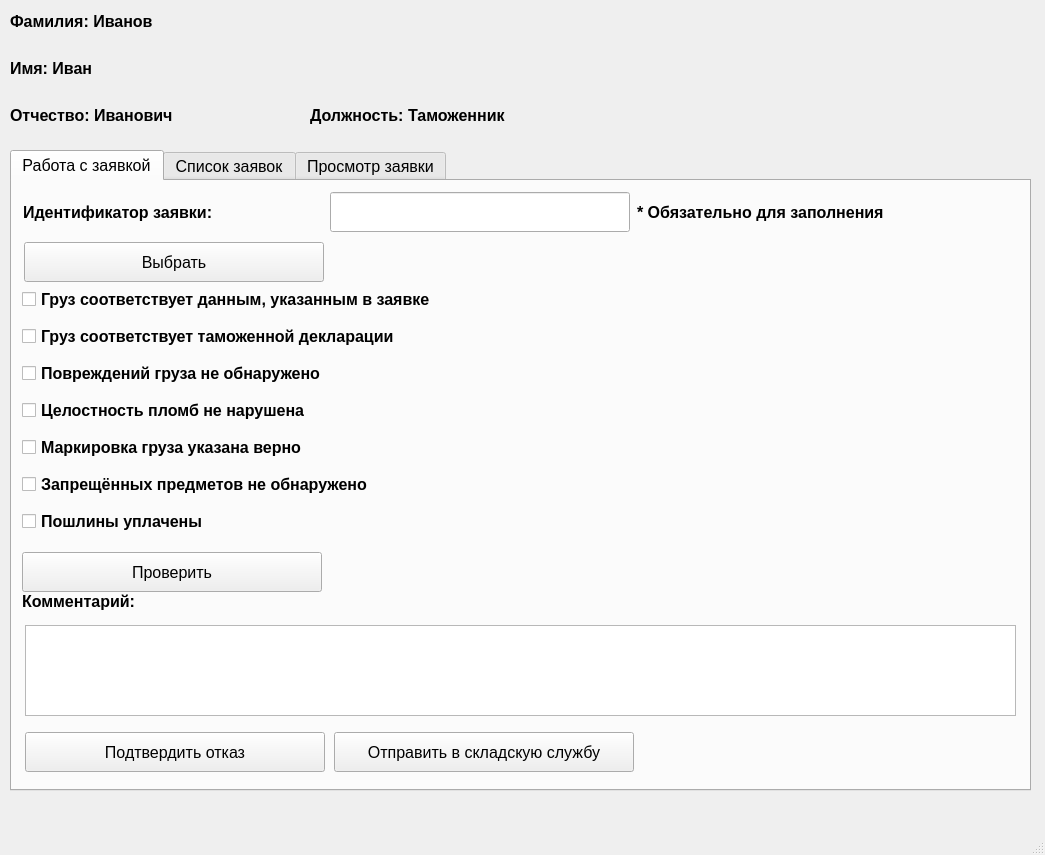
Before: the Qt Designer form searchwindow.ui in SevaKarlov2005/SeaportClient, drawn with Qt 5.
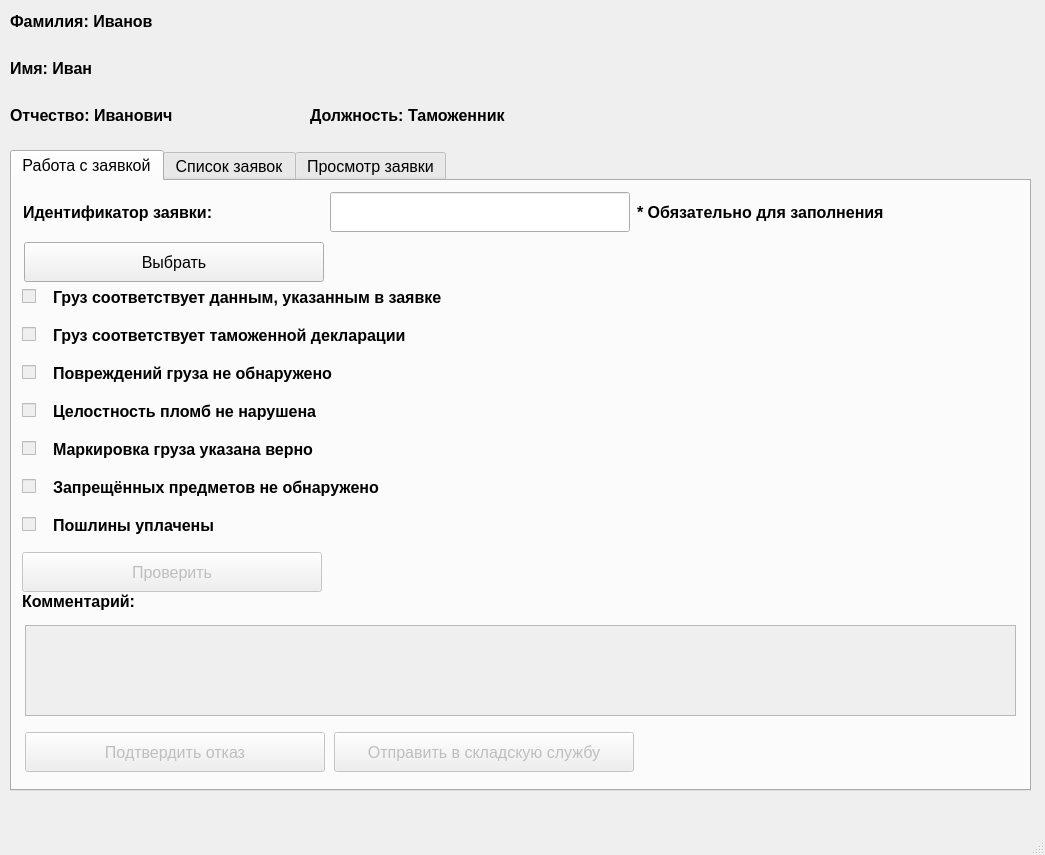
After: the same form once the commit is applied.

Commit message: Validation organization for searchwindow.ui

The edit to the form file:
```diff
--- a/searchwindow.ui
+++ b/searchwindow.ui
@@ -330,6 +330,9 @@
       <layout class="QHBoxLayout" name="horizontalLayout_42">
        <item>
         <widget class="QPushButton" name="bid_check_work_button">
+         <property name="enabled">
+          <bool>false</bool>
+         </property>
          <property name="minimumSize">
           <size>
            <width>300</width>
@@ -363,6 +366,7 @@
          <property name="font">
           <font>
            <pointsize>12</pointsize>
+           <bold>true</bold>
           </font>
          </property>
          <property name="text">
@@ -404,6 +408,9 @@
       </property>
      </widget>
      <widget class="QTextEdit" name="comment_work_edit">
+      <property name="enabled">
+       <bool>false</bool>
+      </property>
       <property name="geometry">
        <rect>
         <x>13</x>
@@ -430,6 +437,9 @@
       <layout class="QHBoxLayout" name="horizontalLayout_43">
        <item>
         <widget class="QPushButton" name="refusal_work_button">
+         <property name="enabled">
+          <bool>false</bool>
+         </property>
          <property name="minimumSize">
           <size>
            <width>300</width>
@@ -454,6 +464,9 @@
        </item>
        <item>
         <widget class="QPushButton" name="reception_work_button">
+         <property name="enabled">
+          <bool>false</bool>
+         </property>
          <property name="minimumSize">
           <size>
            <width>300</width>
@@ -493,6 +506,7 @@
          <property name="font">
           <font>
            <pointsize>12</pointsize>
+           <bold>true</bold>
           </font>
          </property>
          <property name="text">
@@ -502,109 +516,6 @@
        </item>
       </layout>
      </widget>
-     <widget class="QWidget" name="layoutWidget_10">
-      <property name="geometry">
-       <rect>
-        <x>10</x>
-        <y>100</y>
-        <width>510</width>
-        <height>261</height>
-       </rect>
-      </property>
-      <layout class="QVBoxLayout" name="verticalLayout_10">
-       <item>
-        <widget class="QCheckBox" name="condition_1_check">
-         <property name="font">
-          <font>
-           <pointsize>12</pointsize>
-           <bold>true</bold>
-          </font>
-         </property>
-         <property name="text">
-          <string>Груз соответствует данным, указанным в заявке</string>
-         </property>
-        </widget>
-       </item>
-       <item>
-        <widget class="QCheckBox" name="condition_2_check">
-         <property name="font">
-          <font>
-           <pointsize>12</pointsize>
-           <bold>true</bold>
-          </font>
-         </property>
-         <property name="text">
-          <string>Груз соответствует таможенной декларации</string>
-         </property>
-        </widget>
-       </item>
-       <item>
-        <widget class="QCheckBox" name="condition_3_check">
-         <property name="font">
-          <font>
-           <pointsize>12</pointsize>
-           <bold>true</bold>
-          </font>
-         </property>
-         <property name="text">
-          <string>Повреждений груза не обнаружено</string>
-         </property>
-        </widget>
-       </item>
-       <item>
-        <widget class="QCheckBox" name="condition_4_check">
-         <property name="font">
-          <font>
-           <pointsize>12</pointsize>
-           <bold>true</bold>
-          </font>
-         </property>
-         <property name="text">
-          <string>Целостность пломб не нарушена</string>
-         </property>
-        </widget>
-       </item>
-       <item>
-        <widget class="QCheckBox" name="condition_5_check">
-         <property name="font">
-          <font>
-           <pointsize>12</pointsize>
-           <bold>true</bold>
-          </font>
-         </property>
-         <property name="text">
-          <string>Маркировка груза указана верно</string>
-         </property>
-        </widget>
-       </item>
-       <item>
-        <widget class="QCheckBox" name="condition_6_check">
-         <property name="font">
-          <font>
-           <pointsize>12</pointsize>
-           <bold>true</bold>
-          </font>
-         </property>
-         <property name="text">
-          <string>Запрещённых предметов не обнаружено</string>
-         </property>
-        </widget>
-       </item>
-       <item>
-        <widget class="QCheckBox" name="condition_7_check">
-         <property name="font">
-          <font>
-           <pointsize>12</pointsize>
-           <bold>true</bold>
-          </font>
-         </property>
-         <property name="text">
-          <string>Пошлины уплачены</string>
-         </property>
-        </widget>
-       </item>
-      </layout>
-     </widget>
      <widget class="QWidget" name="layoutWidget_11">
       <property name="geometry">
        <rect>
@@ -760,6 +671,7 @@
          <property name="font">
           <font>
            <pointsize>12</pointsize>
+           <bold>true</bold>
           </font>
          </property>
          <property name="text">
@@ -769,6 +681,357 @@
        </item>
       </layout>
      </widget>
+     <widget class="QWidget" name="">
+      <property name="geometry">
+       <rect>
+        <x>10</x>
+        <y>100</y>
+        <width>532</width>
+        <height>260</height>
+       </rect>
+      </property>
+      <layout class="QVBoxLayout" name="verticalLayout">
+       <item>
+        <layout class="QHBoxLayout" name="horizontalLayout_7">
+         <item>
+          <widget class="QCheckBox" name="condition_1_check">
+           <property name="enabled">
+            <bool>false</bool>
+           </property>
+           <property name="minimumSize">
+            <size>
+             <width>25</width>
+             <height>0</height>
+            </size>
+           </property>
+           <property name="maximumSize">
+            <size>
+             <width>25</width>
+             <height>16777215</height>
+            </size>
+           </property>
+           <property name="font">
+            <font>
+             <pointsize>12</pointsize>
+             <bold>true</bold>
+            </font>
+           </property>
+           <property name="text">
+            <string/>
+           </property>
+          </widget>
+         </item>
+         <item>
+          <widget class="QLabel" name="condition_1_label">
+           <property name="minimumSize">
+            <size>
+             <width>0</width>
+             <height>0</height>
+            </size>
+           </property>
+           <property name="maximumSize">
+            <size>
+             <width>16777215</width>
+             <height>40</height>
+            </size>
+           </property>
+           <property name="baseSize">
+            <size>
+             <width>0</width>
+             <height>0</height>
+            </size>
+           </property>
+           <property name="font">
+            <font>
+             <pointsize>12</pointsize>
+             <bold>true</bold>
+            </font>
+           </property>
+           <property name="text">
+            <string>Груз соответствует данным, указанным в заявке</string>
+           </property>
+          </widget>
+         </item>
+        </layout>
+       </item>
+       <item>
+        <layout class="QHBoxLayout" name="horizontalLayout_6">
+         <item>
+          <widget class="QCheckBox" name="condition_2_check">
+           <property name="enabled">
+            <bool>false</bool>
+           </property>
+           <property name="minimumSize">
+            <size>
+             <width>25</width>
+             <height>0</height>
+            </size>
+           </property>
+           <property name="maximumSize">
+            <size>
+             <width>25</width>
+             <height>16777215</height>
+            </size>
+           </property>
+           <property name="font">
+            <font>
+             <pointsize>12</pointsize>
+             <bold>true</bold>
+            </font>
+           </property>
+           <property name="text">
+            <string/>
+           </property>
+          </widget>
+         </item>
+         <item>
+          <widget class="QLabel" name="condition_2_label">
+           <property name="font">
+            <font>
+             <pointsize>12</pointsize>
+             <bold>true</bold>
+            </font>
+           </property>
+           <property name="text">
+            <string>Груз соответствует таможенной декларации</string>
+           </property>
+          </widget>
+         </item>
+        </layout>
+       </item>
+       <item>
+        <layout class="QHBoxLayout" name="horizontalLayout_5">
+         <item>
+          <widget class="QCheckBox" name="condition_3_check">
+           <property name="enabled">
+            <bool>false</bool>
+           </property>
+           <property name="minimumSize">
+            <size>
+             <width>25</width>
+             <height>0</height>
+            </size>
+           </property>
+           <property name="maximumSize">
+            <size>
+             <width>25</width>
+             <height>16777215</height>
+            </size>
+           </property>
+           <property name="font">
+            <font>
+             <pointsize>12</pointsize>
+             <bold>true</bold>
+            </font>
+           </property>
+           <property name="text">
+            <string/>
+           </property>
+          </widget>
+         </item>
+         <item>
+          <widget class="QLabel" name="condition_3_label">
+           <property name="font">
+            <font>
+             <pointsize>12</pointsize>
+             <bold>true</bold>
+            </font>
+           </property>
+           <property name="text">
+            <string>Повреждений груза не обнаружено</string>
+           </property>
+          </widget>
+         </item>
+        </layout>
+       </item>
+       <item>
+        <layout class="QHBoxLayout" name="horizontalLayout_4">
+         <item>
+          <widget class="QCheckBox" name="condition_4_check">
+           <property name="enabled">
+            <bool>false</bool>
+           </property>
+           <property name="minimumSize">
+            <size>
+             <width>25</width>
+             <height>0</height>
+            </size>
+           </property>
+           <property name="maximumSize">
+            <size>
+             <width>25</width>
+             <height>16777215</height>
+            </size>
+           </property>
+           <property name="font">
+            <font>
+             <pointsize>12</pointsize>
+             <bold>true</bold>
+            </font>
+           </property>
+           <property name="text">
+            <string/>
+           </property>
+          </widget>
+         </item>
+         <item>
+          <widget class="QLabel" name="condition_4_label">
+           <property name="font">
+            <font>
+             <pointsize>12</pointsize>
+             <bold>true</bold>
+            </font>
+           </property>
+           <property name="text">
+            <string>Целостность пломб не нарушена</string>
+           </property>
+          </widget>
+         </item>
+        </layout>
+       </item>
+       <item>
+        <layout class="QHBoxLayout" name="horizontalLayout_3">
+         <item>
+          <widget class="QCheckBox" name="condition_5_check">
+           <property name="enabled">
+            <bool>false</bool>
+           </property>
+           <property name="minimumSize">
+            <size>
+             <width>25</width>
+             <height>0</height>
+            </size>
+           </property>
+           <property name="maximumSize">
+            <size>
+             <width>25</width>
+             <height>16777215</height>
+            </size>
+           </property>
+           <property name="font">
+            <font>
+             <pointsize>12</pointsize>
+             <bold>true</bold>
+            </font>
+           </property>
+           <property name="text">
+            <string/>
+           </property>
+          </widget>
+         </item>
+         <item>
+          <widget class="QLabel" name="condition_5_label">
+           <property name="font">
+            <font>
+             <pointsize>12</pointsize>
+             <bold>true</bold>
+            </font>
+           </property>
+           <property name="text">
+            <string>Маркировка груза указана верно</string>
+           </property>
+          </widget>
+         </item>
+        </layout>
+       </item>
+       <item>
+        <layout class="QHBoxLayout" name="horizontalLayout_2">
+         <item>
+          <widget class="QCheckBox" name="condition_6_check">
+           <property name="enabled">
+            <bool>false</bool>
+           </property>
+           <property name="minimumSize">
+            <size>
+             <width>25</width>
+             <height>0</height>
+            </size>
+           </property>
+           <property name="maximumSize">
+            <size>
+             <width>25</width>
+             <height>16777215</height>
+            </size>
+           </property>
+           <property name="font">
+            <font>
+             <pointsize>12</pointsize>
+             <bold>true</bold>
+            </font>
+           </property>
+           <property name="text">
+            <string/>
+           </property>
+          </widget>
+         </item>
+         <item>
+          <widget class="QLabel" name="condition_6_label">
+           <property name="font">
+            <font>
+             <pointsize>12</pointsize>
+             <bold>true</bold>
+            </font>
+           </property>
+           <property name="text">
+            <string>Запрещённых предметов не обнаружено</string>
+           </property>
+          </widget>
+         </item>
+        </layout>
+       </item>
+       <item>
+        <layout class="QHBoxLayout" name="horizontalLayout">
+         <item>
+          <widget class="QCheckBox" name="condition_7_check">
+           <property name="enabled">
+            <bool>false</bool>
+           </property>
+           <property name="minimumSize">
+            <size>
+             <width>25</width>
+             <height>0</height>
+            </size>
+           </property>
+           <property name="maximumSize">
+            <size>
+             <width>25</width>
+             <height>16777215</height>
+            </size>
+           </property>
+           <property name="font">
+            <font>
+             <pointsize>12</pointsize>
+             <bold>true</bold>
+            </font>
+           </property>
+           <property name="text">
+            <string/>
+           </property>
+           <property name="iconSize">
+            <size>
+             <width>20</width>
+             <height>20</height>
+            </size>
+           </property>
+          </widget>
+         </item>
+         <item>
+          <widget class="QLabel" name="condition_7_label">
+           <property name="font">
+            <font>
+             <pointsize>12</pointsize>
+             <bold>true</bold>
+            </font>
+           </property>
+           <property name="text">
+            <string>Пошлины уплачены</string>
+           </property>
+          </widget>
+         </item>
+        </layout>
+       </item>
+      </layout>
+     </widget>
     </widget>
     <widget class="QWidget" name="tab_11">
      <attribute name="title">
@@ -1227,6 +1490,7 @@
             <property name="font">
              <font>
               <pointsize>12</pointsize>
+              <bold>true</bold>
              </font>
             </property>
             <property name="text">
@@ -2894,12 +3158,12 @@
             </property>
             <property name="dateTime">
              <datetime>
-              <hour>3</hour>
+              <hour>0</hour>
               <minute>0</minute>
               <second>0</second>
-              <year>1999</year>
-              <month>12</month>
-              <day>31</day>
+              <year>1900</year>
+              <month>1</month>
+              <day>1</day>
              </datetime>
             </property>
             <property name="displayFormat">
@@ -3001,6 +3265,16 @@
             <property name="buttonSymbols">
              <enum>QAbstractSpinBox::ButtonSymbols::NoButtons</enum>
             </property>
+            <property name="dateTime">
+             <datetime>
+              <hour>0</hour>
+              <minute>0</minute>
+              <second>0</second>
+              <year>1900</year>
+              <month>1</month>
+              <day>1</day>
+             </datetime>
+            </property>
             <property name="displayFormat">
              <string>dd.MM.yy</string>
             </property>
```
The commit also changes 3 other files.
